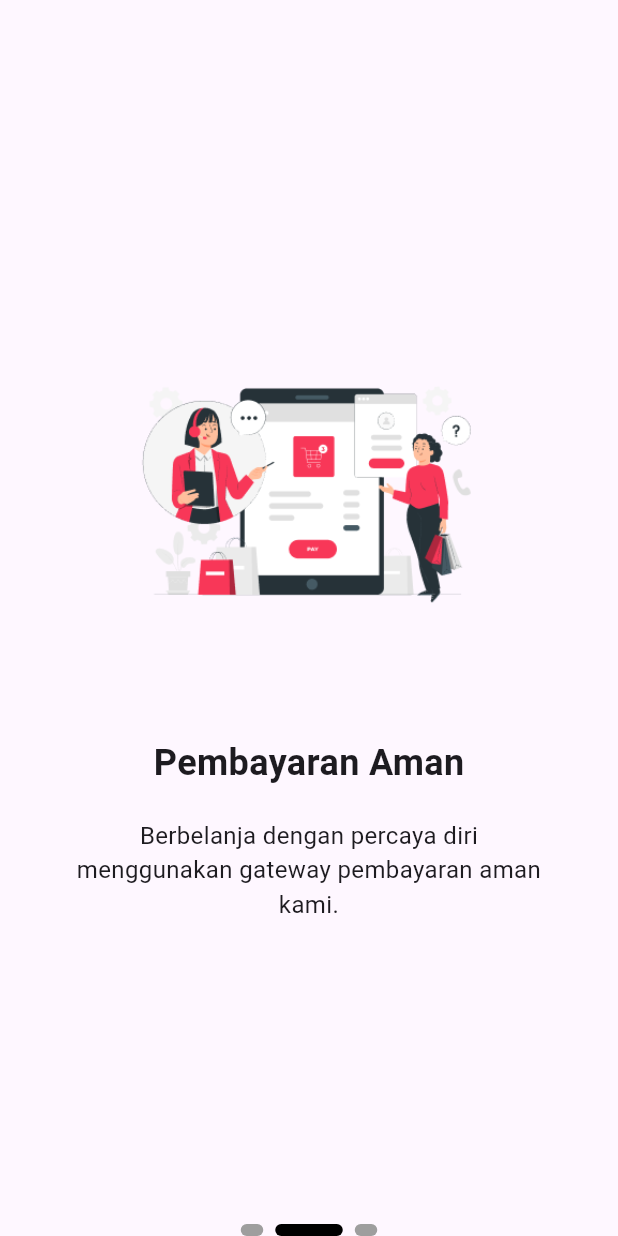
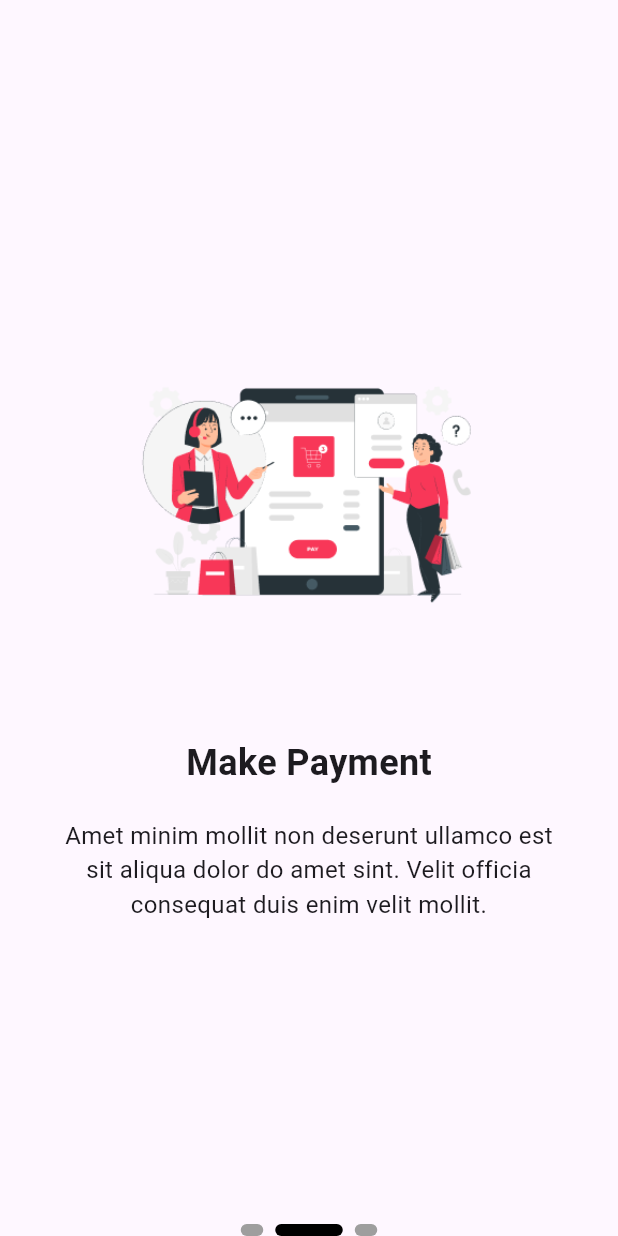
Before and after one commit to TheRabdal/stylish_app, a Flutter app: the screen it shows after launch, swiped to page 2, on a phone screen of 412 x 824 dp. Run offline on Flutter 3.47's test engine with Material 3 defaults, Android fonts, the light colour scheme and no system bars; drawn by our look-alikes of smooth_page_indicator.

Commit message:
mengubah text dionboarding

```diff
--- a/lib/modules/onboarding/onboarding_data.dart
+++ b/lib/modules/onboarding/onboarding_data.dart
@@ -1,3 +1,5 @@
+import 'package:stylish_app/packages/packages.dart';
+
 class OnboardingData {
   final String image;
   final String title;
@@ -13,19 +15,17 @@ class OnboardingData {
 List<OnboardingData> onboardingData = [
   OnboardingData(
     image: 'assets/onboarding1.png',
-    title: 'Selamat Datang di Stylish App',
-    description: 'Temukan produk dan penawaran luar biasa.',
+    title: 'Choose Products',
+    description: 'Amet minim mollit non deserunt ullamco est sit aliqua dolor do amet sint. Velit officia consequat duis enim velit mollit.',
   ),
   OnboardingData(
     image: 'assets/onboarding2.png',
-    title: 'Pembayaran Aman',
-    description:
-        'Berbelanja dengan percaya diri menggunakan gateway pembayaran aman kami.',
+    title: 'Make Payment',
+    description: 'Amet minim mollit non deserunt ullamco est sit aliqua dolor do amet sint. Velit officia consequat duis enim velit mollit.',
   ),
   OnboardingData(
     image: 'assets/onboarding3.png',
-    title: 'Pengiriman Cepat',
-    description:
-        'Dapatkan pesanan Anda diantar ke depan pintu Anda dengan cepat.',
+    title: 'Get Your Order',
+    description: 'Amet minim mollit non deserunt ullamco est sit aliqua dolor do amet sint. Velit officia consequat duis enim velit mollit.',
   ),
 ];
```
